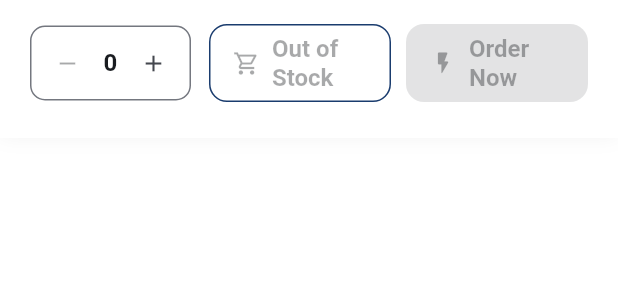
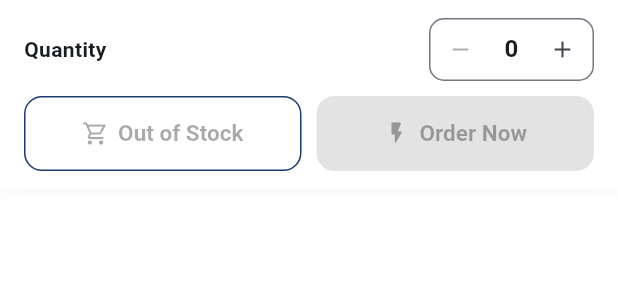
Before and after one commit to sabmero/sabmeroapp, a Flutter app: the _AddToCartBar widget shown alone on an empty page, opened directly with empty values, on a phone screen of 412 x 824 dp. Shown: the top 300 px of the screen. Run offline on Flutter 3.47's test engine with Material 3 defaults, Android fonts, the phone set to English and light mode, and no system bars; our stand-ins replace cached_network_image, dio, firebase_core, firebase_messaging, flutter_local_notifications, flutter_riverpod and 9 more; missing offline and left inert: mobile_scanner; accounts and stored records are empty; network calls fail.

Commit message:
Add files via upload

```diff
--- a/lib/features/shop/presentation/screens/product_detail_screen.dart
+++ b/lib/features/shop/presentation/screens/product_detail_screen.dart
@@ -699,9 +699,29 @@ class _AddToCartBar extends ConsumerWidget {
     // the synthetic default) must also be in stock.
     final variant = selectedVariant ?? product.defaultVariant;
     final canAdd = product.stock > 0 && variant != null && variant.isInStock;
+    final scheme = Theme.of(context).colorScheme;
 
-    return Container(
-      padding: const EdgeInsets.fromLTRB(20, 16, 20, 24),
+    // Keep the bar readable on every phone: cap very large system font sizes
+    // so button labels never wrap onto several lines.
+    final mq = MediaQuery.of(context);
+    final cappedScaler = mq.textScaler.clamp(maxScaleFactor: 1.15);
+
+    final buttonShape = RoundedRectangleBorder(
+      borderRadius: BorderRadius.circular(12),
+    );
+    const buttonPadding = EdgeInsets.symmetric(horizontal: 8);
+    const buttonSize = Size(0, 50);
+    const labelStyle = TextStyle(fontSize: 15, fontWeight: FontWeight.w600);
+
+    return MediaQuery(
+      data: mq.copyWith(textScaler: cappedScaler),
+      child: Container(
+        padding: EdgeInsets.fromLTRB(
+          16,
+          12,
+          16,
+          12 + MediaQuery.of(context).padding.bottom,
+        ),
         decoration: BoxDecoration(
           color: Theme.of(context).cardColor,
           boxShadow: [
@@ -712,29 +732,45 @@ class _AddToCartBar extends ConsumerWidget {
             ),
           ],
         ),
-      child: Row(
+        child: Column(
+          mainAxisSize: MainAxisSize.min,
           children: [
+            // Row 1: quantity stepper
+            Row(
+              children: [
+                Text(
+                  'Quantity',
+                  style: Theme.of(context).textTheme.bodyMedium?.copyWith(
+                    fontWeight: FontWeight.w600,
+                  ),
+                ),
+                const Spacer(),
                 Container(
                   decoration: BoxDecoration(
-              border: Border.all(color: Theme.of(context).colorScheme.outline),
+                    border: Border.all(color: scheme.outline),
                     borderRadius: BorderRadius.circular(10),
                   ),
                   child: Row(
                     mainAxisSize: MainAxisSize.min,
                     children: [
                       IconButton(
+                        visualDensity: VisualDensity.compact,
                         icon: const Icon(Icons.remove, size: 18),
                         onPressed: quantity > 1
                             ? () => onQuantityChanged(quantity - 1)
                             : null,
                       ),
-                Text(
+                      ConstrainedBox(
+                        constraints: const BoxConstraints(minWidth: 28),
+                        child: Text(
                           '$quantity',
-                  style: Theme.of(context).textTheme.titleMedium?.copyWith(
-                    fontWeight: FontWeight.w700,
+                          textAlign: TextAlign.center,
+                          style: Theme.of(context).textTheme.titleMedium
+                              ?.copyWith(fontWeight: FontWeight.w700),
                         ),
                       ),
                       IconButton(
+                        visualDensity: VisualDensity.compact,
                         icon: const Icon(Icons.add, size: 18),
                         onPressed: quantity < 99
                             ? () => onQuantityChanged(quantity + 1)
@@ -743,9 +779,19 @@ class _AddToCartBar extends ConsumerWidget {
                     ],
                   ),
                 ),
-          const SizedBox(width: 12),
+              ],
+            ),
+            const SizedBox(height: 10),
+            // Row 2: two equal-width buttons, label always on one line
+            Row(
+              children: [
                 Expanded(
-            child: OutlinedButton.icon(
+                  child: OutlinedButton(
+                    style: OutlinedButton.styleFrom(
+                      minimumSize: buttonSize,
+                      padding: buttonPadding,
+                      shape: buttonShape,
+                    ),
                     onPressed: canAdd
                         ? () {
                             cartNotifier.addItem(
@@ -758,24 +804,34 @@ class _AddToCartBar extends ConsumerWidget {
                                 content: Text('${product.name} added to cart'),
                                 action: SnackBarAction(
                                   label: 'View Cart',
-                            onPressed: () => context.push(RouteNames.cart),
+                                  onPressed: () =>
+                                      context.push(RouteNames.cart),
                                 ),
                                 duration: const Duration(seconds: 2),
                               ),
                             );
                           }
                         : null,
-              icon: const Icon(Icons.shopping_cart_outlined, size: 18),
-              label: Text(canAdd ? 'Add to Cart' : 'Out of Stock'),
+                    child: _ButtonLabel(
+                      icon: Icons.shopping_cart_outlined,
+                      text: canAdd ? 'Add to Cart' : 'Out of Stock',
+                      style: labelStyle,
+                    ),
                   ),
                 ),
                 const SizedBox(width: 10),
                 Expanded(
-            child: ElevatedButton.icon(
+                  child: ElevatedButton(
+                    style: ElevatedButton.styleFrom(
+                      minimumSize: buttonSize,
+                      padding: buttonPadding,
+                      shape: buttonShape,
+                    ),
                     onPressed: canAdd
                         ? () {
                             // Direct order: put the item in the cart and jump
-                      // straight to checkout, skipping the cart screen.
+                            // straight to checkout. Guests are asked to log in
+                            // here (the router redirects), then continue.
                             cartNotifier.addItem(
                               product: product,
                               variant: variant,
@@ -784,10 +840,44 @@ class _AddToCartBar extends ConsumerWidget {
                             context.push(RouteNames.checkout);
                           }
                         : null,
-              icon: const Icon(Icons.flash_on_rounded, size: 18),
-              label: const Text('Order Now'),
+                    child: const _ButtonLabel(
+                      icon: Icons.flash_on_rounded,
+                      text: 'Order Now',
+                      style: labelStyle,
                     ),
                   ),
+                ),
+              ],
+            ),
+          ],
+        ),
+      ),
+    );
+  }
+}
+
+/// Icon + single-line label that shrinks to fit instead of wrapping.
+class _ButtonLabel extends StatelessWidget {
+  const _ButtonLabel({
+    required this.icon,
+    required this.text,
+    required this.style,
+  });
+
+  final IconData icon;
+  final String text;
+  final TextStyle style;
+
+  @override
+  Widget build(BuildContext context) {
+    return FittedBox(
+      fit: BoxFit.scaleDown,
+      child: Row(
+        mainAxisSize: MainAxisSize.min,
+        children: [
+          Icon(icon, size: 18),
+          const SizedBox(width: 6),
+          Text(text, maxLines: 1, softWrap: false, style: style),
         ],
       ),
     );
```
Lines whose indentation alone changed are shown as unchanged.
